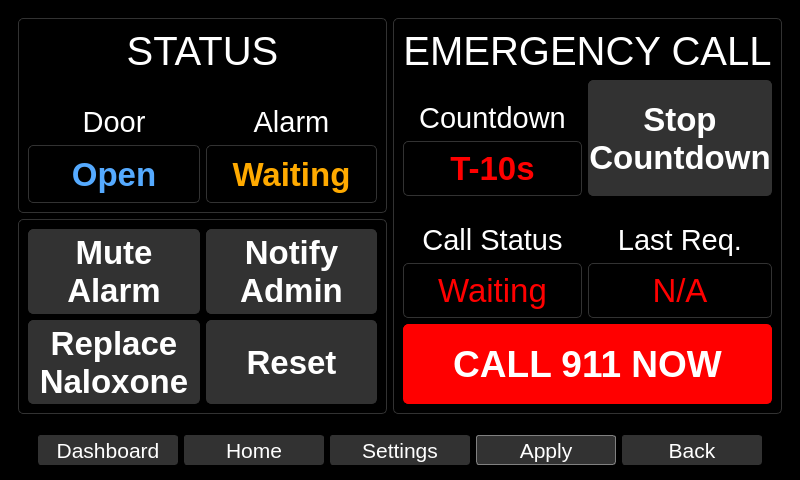
Above: qt_design/main_window.ui from zyl120/Naloxone_Safety_Kit before the change. Below: the same form after it.
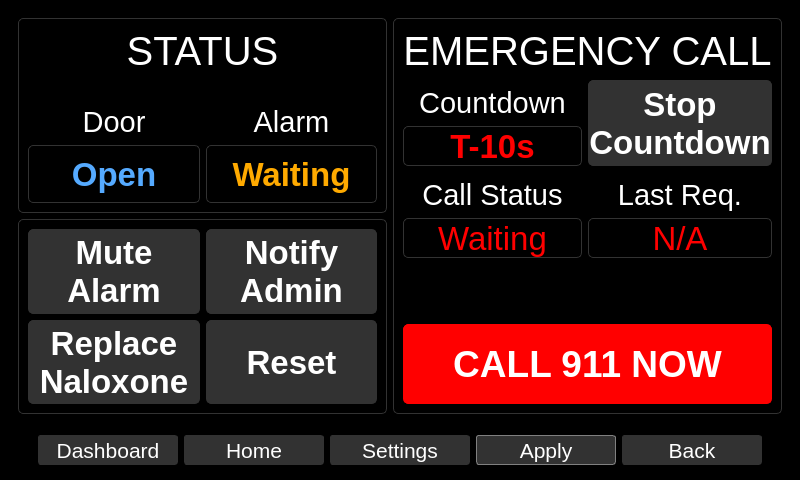
That is the form after the change.

Commit message: change door open layout

The edit to the form file:
```diff
--- a/qt_design/main_window.ui
+++ b/qt_design/main_window.ui
@@ -4720,7 +4720,7 @@
            <number>0</number>
           </property>
           <layout class="QGridLayout" name="gridLayout_14">
-           <item row="4" column="0" colspan="2">
+           <item row="5" column="0" colspan="2">
             <widget class="QPushButton" name="call911NowPushButton">
              <property name="sizePolicy">
               <sizepolicy hsizetype="Preferred" vsizetype="Preferred">
@@ -5053,6 +5053,19 @@
              </item>
             </layout>
            </item>
+           <item row="4" column="0" colspan="2">
+            <spacer name="verticalSpacer_5">
+             <property name="orientation">
+              <enum>Qt::Vertical</enum>
+             </property>
+             <property name="sizeHint" stdset="0">
+              <size>
+               <width>20</width>
+               <height>40</height>
+              </size>
+             </property>
+            </spacer>
+           </item>
           </layout>
          </widget>
         </item>
```
The commit also changes 2 other files.
